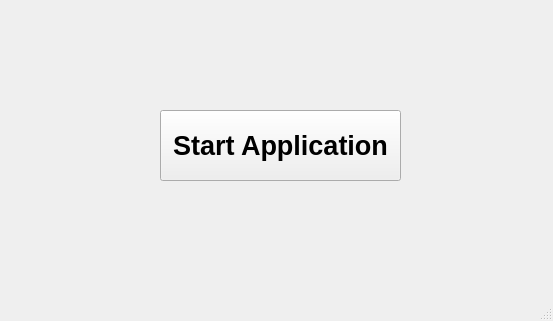
Above: starting_screen.ui from Nourreddine1920/Serial_Port_COM before the change. Below: the same form after it.
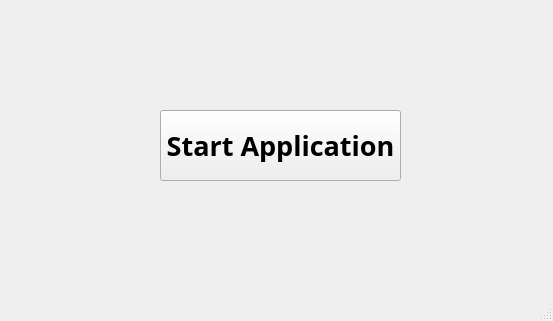
That is the form after the change.

Patch:
```diff
--- a/starting_screen.ui
+++ b/starting_screen.ui
@@ -34,7 +34,7 @@
      </property>
      <property name="font">
       <font>
-       <family>Arial</family>
+       <family>Goudy Old Style</family>
        <pointsize>20</pointsize>
        <bold>true</bold>
       </font>
```
